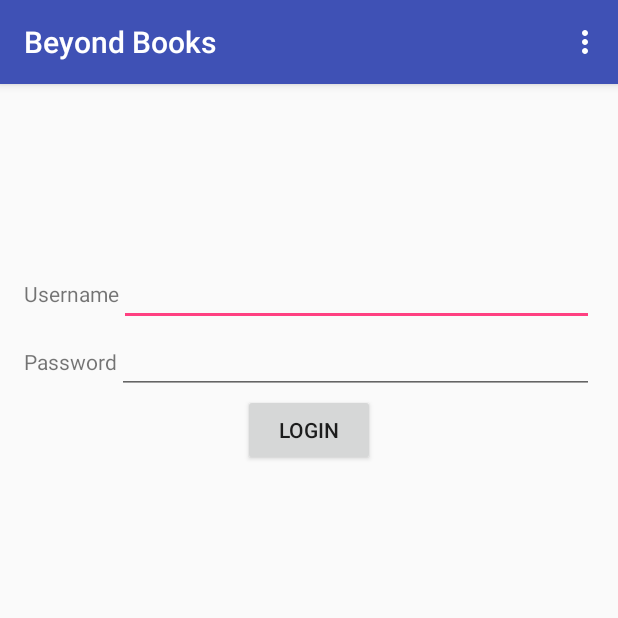
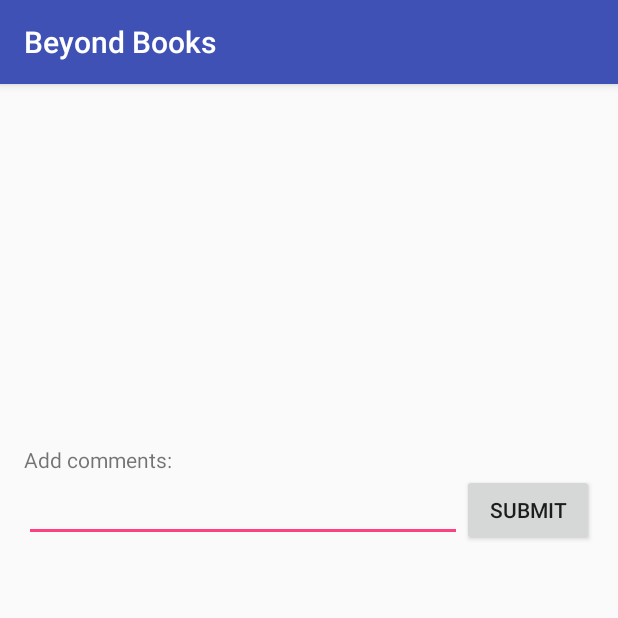
Before and after one commit to TheHackstreetBoys/BeyondBooks, an Android app: the screen it shows after launch (MainActivity before the commit, Frame14 after it), on a phone screen of 412 x 824 dp, the top half of it. Run offline under Robolectric (Android 15) with nearby library versions, the phone set to English and light mode, and no system bars.

Commit message:
adi ui done

```diff
--- /dev/null
+++ b/androidApp/BeyondBooks/app/src/main/java/in/ac/iiitv/beyondbooks/Frame14.java
@@ -0,0 +1,13 @@
+package in.ac.iiitv.beyondbooks;
+
+import android.support.v7.app.AppCompatActivity;
+import android.os.Bundle;
+
+public class Frame14 extends AppCompatActivity {
+
+    @Override
+    protected void onCreate(Bundle savedInstanceState) {
+        super.onCreate(savedInstanceState);
+        setContentView(R.layout.activity_frame14);
+    }
+}
--- a/androidApp/BeyondBooks/app/src/main/java/in/ac/iiitv/beyondbooks/MainActivity.java
+++ b/androidApp/BeyondBooks/app/src/main/java/in/ac/iiitv/beyondbooks/MainActivity.java
@@ -1,5 +1,6 @@
 package in.ac.iiitv.beyondbooks;
 
+import android.content.Intent;
 import android.os.Bundle;
 import android.support.design.widget.FloatingActionButton;
 import android.support.design.widget.Snackbar;
@@ -17,6 +18,9 @@ public class MainActivity extends AppCompatActivity {
         setContentView(R.layout.activity_main);
         Toolbar toolbar = (Toolbar) findViewById(R.id.toolbar);
         setSupportActionBar(toolbar);
+
+        Intent intent = new Intent(this,Frame14.class);
+        startActivity(intent);
 
 
     }
--- /dev/null
+++ b/androidApp/BeyondBooks/app/src/main/res/layout/activity_frame14.xml
@@ -0,0 +1,60 @@
+<?xml version="1.0" encoding="utf-8"?>
+<RelativeLayout xmlns:android="http://schemas.android.com/apk/res/android"
+    xmlns:tools="http://schemas.android.com/tools" android:layout_width="match_parent"
+    android:layout_height="match_parent" android:paddingLeft="@dimen/activity_horizontal_margin"
+    android:paddingRight="@dimen/activity_horizontal_margin"
+    android:paddingTop="@dimen/activity_vertical_margin"
+    android:paddingBottom="@dimen/activity_vertical_margin"
+    tools:context="in.ac.iiitv.beyondbooks.Frame14">
+
+    <ScrollView
+        android:layout_width="match_parent"
+        android:layout_height="match_parent"
+        android:id="@+id/scrollView2">
+
+        <LinearLayout
+            android:layout_width="match_parent"
+            android:layout_height="match_parent"
+            android:orientation="vertical"
+
+            >
+            <TextView
+                android:layout_width="match_parent"
+                android:layout_height="wrap_content"
+                android:textAppearance="?android:attr/textAppearanceLarge"
+                android:id="@+id/forum_topic"/>
+            <TextView
+                android:layout_width="match_parent"
+                android:layout_height="wrap_content"
+                android:id="@+id/forum_discussion"/>
+
+            <ListView
+                android:layout_width="wrap_content"
+                android:layout_height="wrap_content"
+                android:id="@+id/listView2"
+                android:layout_alignBottom="@+id/scrollView2"
+                android:layout_centerHorizontal="true"
+                android:layout_marginBottom="176dp"
+                />
+            <TextView
+                android:layout_width="match_parent"
+                android:layout_height="wrap_content"
+                android:text="Add comments: "/>
+            <LinearLayout
+                android:layout_width="match_parent"
+                android:layout_height="wrap_content"
+                android:orientation="horizontal">
+                <EditText
+                    android:layout_width="match_parent"
+                    android:layout_height="wrap_content"
+                    android:layout_weight="1"/>
+                <Button
+                    android:layout_width="wrap_content"
+                    android:layout_height="wrap_content"
+                    android:text="Submit"/>
+            </LinearLayout>
+
+        </LinearLayout>
+    </ScrollView>
+
+</RelativeLayout>
```
Also changed, not shown: androidApp/BeyondBooks/app/src/main/AndroidManifest.xml (+10 -0 lines), androidApp/BeyondBooks/app/src/main/java/in/ac/iiitv/beyondbooks/Frame15.java (added, +13 -0 lines), androidApp/BeyondBooks/app/src/main/java/in/ac/iiitv/beyondbooks/Frame16.java (added, +13 -0 lines), androidApp/BeyondBooks/app/src/main/java/in/ac/iiitv/beyondbooks/Frame17.java (added, +13 -0 lines), androidApp/BeyondBooks/app/src/main/java/in/ac/iiitv/beyondbooks/frame9.java (added, +13 -0 lines), androidApp/BeyondBooks/app/src/main/res/layout/activity_frame15.xml (added, +43 -0 lines), androidApp/BeyondBooks/app/src/main/res/layout/activity_frame16.xml (added, +43 -0 lines), androidApp/BeyondBooks/app/src/main/res/layout/activity_frame17.xml (added, +91 -0 lines), androidApp/BeyondBooks/app/src/main/res/layout/activity_frame9.xml (added, +82 -0 lines).
